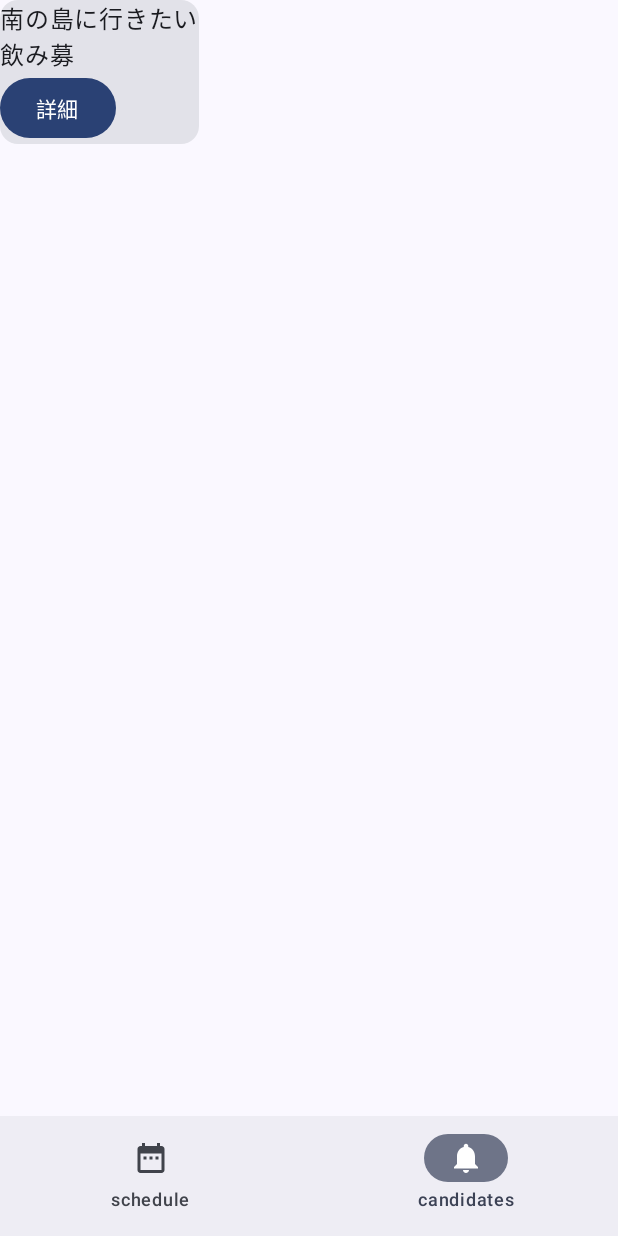
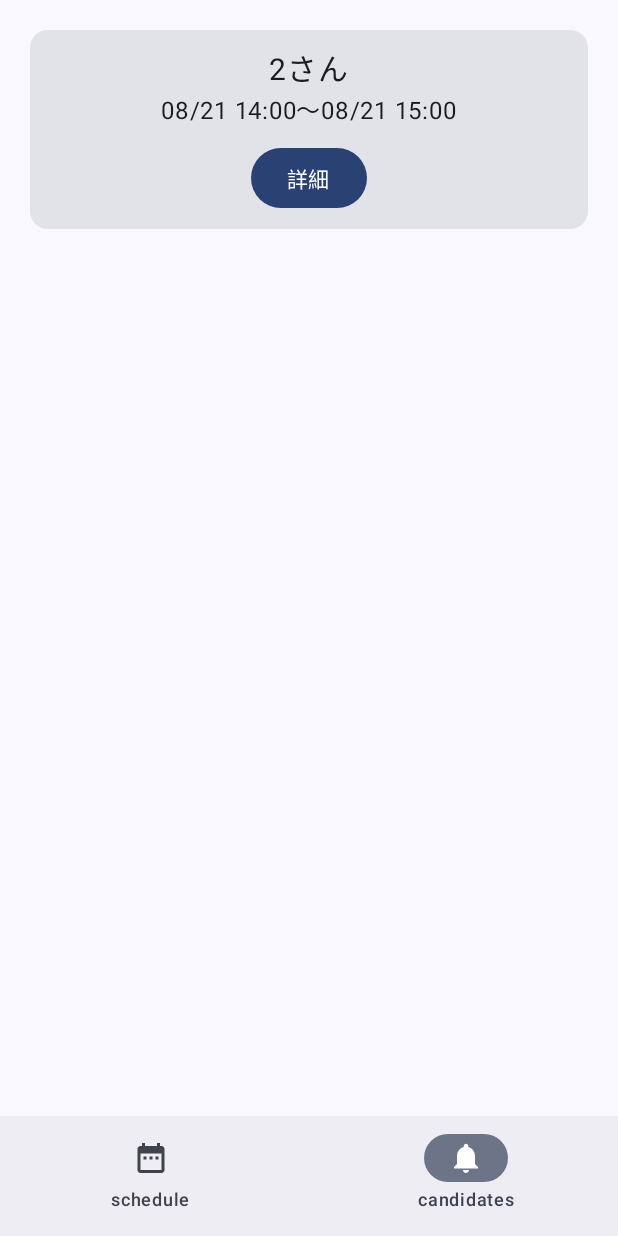
Before and after one commit to shizukanaoki/Yulbo, an Android app built with Jetpack Compose: the CandidatesScreen screen opened through its navigation route, on a phone screen of 412 x 824 dp. Run offline under Robolectric (Android 15) with nearby library versions, the phone set to English and light mode, and no system bars.

Commit message:
new candidate page

```diff
--- a/app/src/main/java/com/example/yulbo/ui/YulboViewModel.kt
+++ b/app/src/main/java/com/example/yulbo/ui/YulboViewModel.kt
@@ -72,7 +72,25 @@ class YulboViewModel : ViewModel() {
     }
 
     private fun calculateCandidateItems(): List<CandidateItem> {
-        // todo: implement logic
+        val othersScheduleItems = scheduleItems.filter { scheduleItem -> scheduleItem.userId ==2 }
+        val myScheduleItems = scheduleItems.filter { scheduleItem -> scheduleItem.userId == 1 }
+        val result = mutableListOf<CandidateItem>();
+        othersScheduleItems.forEach { othersScheduleItem ->
+            myScheduleItems.forEach {myScheduleItem ->
+                if (
+                    othersScheduleItem.startDatetime == myScheduleItem.startDatetime &&
+                    othersScheduleItem.endDateTime == myScheduleItem.endDateTime
+                ) {
+                    val candidateItem = CandidateItem(
+                        myScheduleItem = myScheduleItem,
+                        matchedScheduleItem = othersScheduleItem
+                    )
+                    result.add(candidateItem)
+                }
+            }
+            return result
+        }
+
         return listOf(
             CandidateItem(
                 myScheduleItem = scheduleItems[0],
--- a/app/src/main/java/com/example/yulbo/ui/screens/CandidatesScreen.kt
+++ b/app/src/main/java/com/example/yulbo/ui/screens/CandidatesScreen.kt
@@ -3,14 +3,20 @@ package com.example.yulbo.ui.screens
 import android.annotation.SuppressLint
 import androidx.compose.foundation.layout.Column
 import androidx.compose.foundation.layout.Row
+import androidx.compose.foundation.layout.fillMaxWidth
+import androidx.compose.foundation.layout.padding
 import androidx.compose.material3.Button
 import androidx.compose.material3.Card
 import androidx.compose.material3.ExperimentalMaterial3Api
 import androidx.compose.material3.Scaffold
 import androidx.compose.material3.Text
 import androidx.compose.runtime.Composable
+import androidx.compose.ui.Alignment
 import androidx.compose.ui.Modifier
+import androidx.compose.ui.unit.dp
+import androidx.compose.ui.unit.sp
 import com.example.yulbo.ui.model.CandidateItem
+import java.time.format.DateTimeFormatter
 
 @SuppressLint("UnusedMaterial3ScaffoldPaddingParameter")
 @OptIn(ExperimentalMaterial3Api::class)
@@ -36,14 +42,25 @@ fun CandidatesScreen(
             )
         }
     ){ paddingContext ->
-        Column {
-            candidateItems.forEach{ candidateItem ->
+        val dtf = DateTimeFormatter.ofPattern("MM/dd HH:mm")
+        Column { candidateItems.forEach{ candidateItem ->
                 Row {
-                    Card {
-                        Text(text = candidateItem.matchedScheduleItem.title)
-                        Text(text = candidateItem.myScheduleItem.title)
-                        Button(onClick = {navigateToCandidateDetails(candidateItem.matchedScheduleItem.id)}) {
-                            Text(text = "詳細")
+                    Card (modifier = Modifier
+                        .weight(1f)
+                        .padding(20.dp)
+                    ){
+                        Column(
+                            modifier = Modifier
+                                .fillMaxWidth()
+                                .padding(10.dp),
+                            horizontalAlignment = Alignment.CenterHorizontally) {
+                            Text(text = candidateItem.matchedScheduleItem.userId.toString()+"さん", fontSize = 20.sp)
+                            Text(text = candidateItem.myScheduleItem.startDatetime.format(dtf)+"〜"+ candidateItem.myScheduleItem.endDateTime.format(dtf))
+                            Button(
+                                modifier = Modifier.padding(top = 10.dp),
+                                onClick = {navigateToCandidateDetails(candidateItem.matchedScheduleItem.id)}) {
+                                Text(text = "詳細")
+                            }
                         }
                     }
                 }
```
